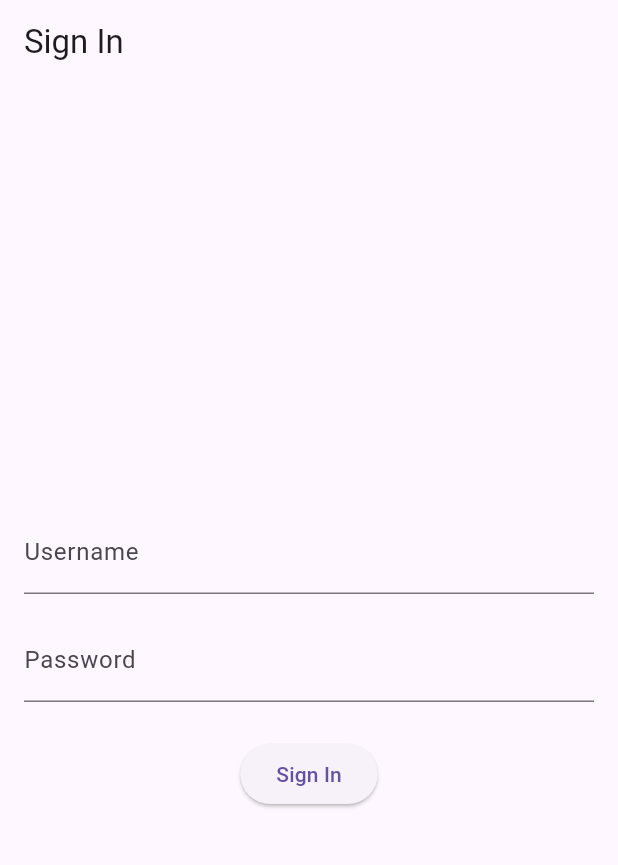
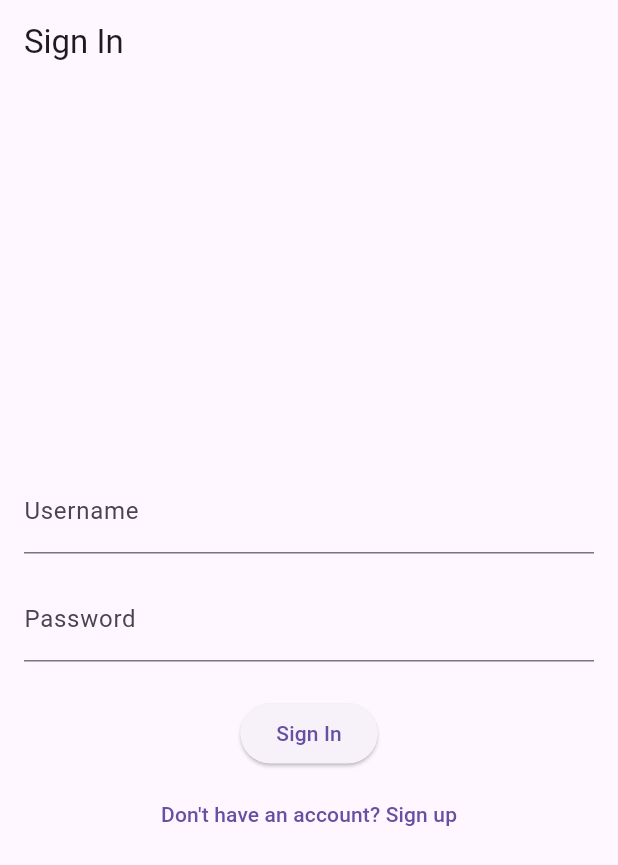
Before and after one commit to Talal-Alenezi/meditation-app, a Flutter app: the screen it shows after launch, after a tap on "Already have an account", on a phone screen of 412 x 824 dp. Shown: the top 865 px of the screen. Run offline on Flutter 3.47's test engine with Material 3 defaults, Android fonts, the phone set to English and light mode, and no system bars; our stand-ins replace dio, go_router, image_picker, share_plus, shared_preferences; missing offline and left inert: jwt_decode; network calls fail.

```diff
--- a/meditation/lib/pages/signin_page.dart
+++ b/meditation/lib/pages/signin_page.dart
@@ -70,6 +70,12 @@ class SignInPage extends StatelessWidget {
               },
               child: Text('Sign In'),
             ),
+            SizedBox(height: 6.0),
+            TextButton(
+                onPressed: () {
+                  context.go("/");
+                },
+                child: Text("Don't have an account? Sign up")),
           ],
         ),
       ),
--- a/meditation/lib/pages/signup_page.dart
+++ b/meditation/lib/pages/signup_page.dart
@@ -61,8 +61,10 @@ class _SignUpPageState extends State<SignUpPage> {
       body: Padding(
         padding: const EdgeInsets.all(16.0),
         child: Column(
-          mainAxisAlignment: MainAxisAlignment.center,
           children: [
+            SizedBox(
+              height: 85,
+            ),
             GestureDetector(
               onTap: _getImage,
               child: CircleAvatar(
@@ -88,7 +90,7 @@ class _SignUpPageState extends State<SignUpPage> {
               onPressed: signUp,
               child: Text('Sign Up'),
             ),
-            SizedBox(height: 16.0),
+            SizedBox(height: 6.0),
             TextButton(
               onPressed: () {
                 GoRouter.of(context).go("/signin");
--- a/meditation/pubspec.yaml
+++ b/meditation/pubspec.yaml
@@ -36,6 +36,7 @@ dependencies:
   shared_preferences: ^2.2.2
   image_picker: ^1.0.5
   jwt_decode: ^0.3.1
+  share_plus: ^7.2.1
 
   # The following adds the Cupertino Icons font to your application.
   # Use with the CupertinoIcons class for iOS style icons.
```
Also changed, not shown: meditation/lib/pages/profile_page.dart (+8 -0 lines), meditation/lib/pages/tips_page.dart (+16 -0 lines), meditation/pubspec.lock, 5 other files.
